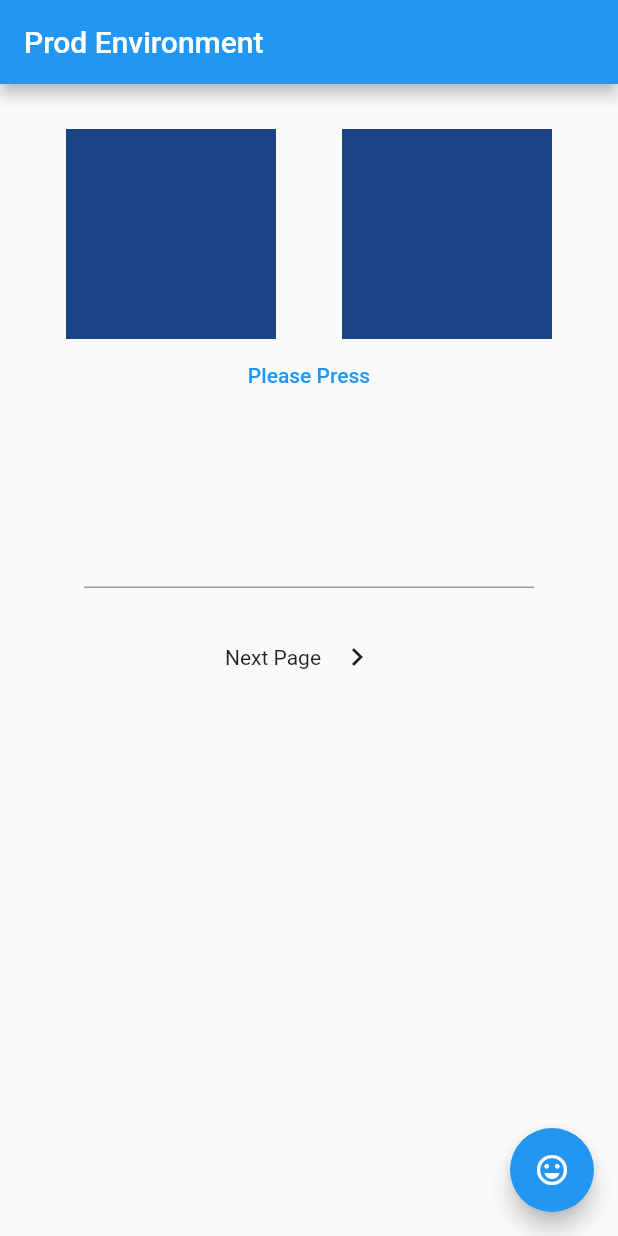
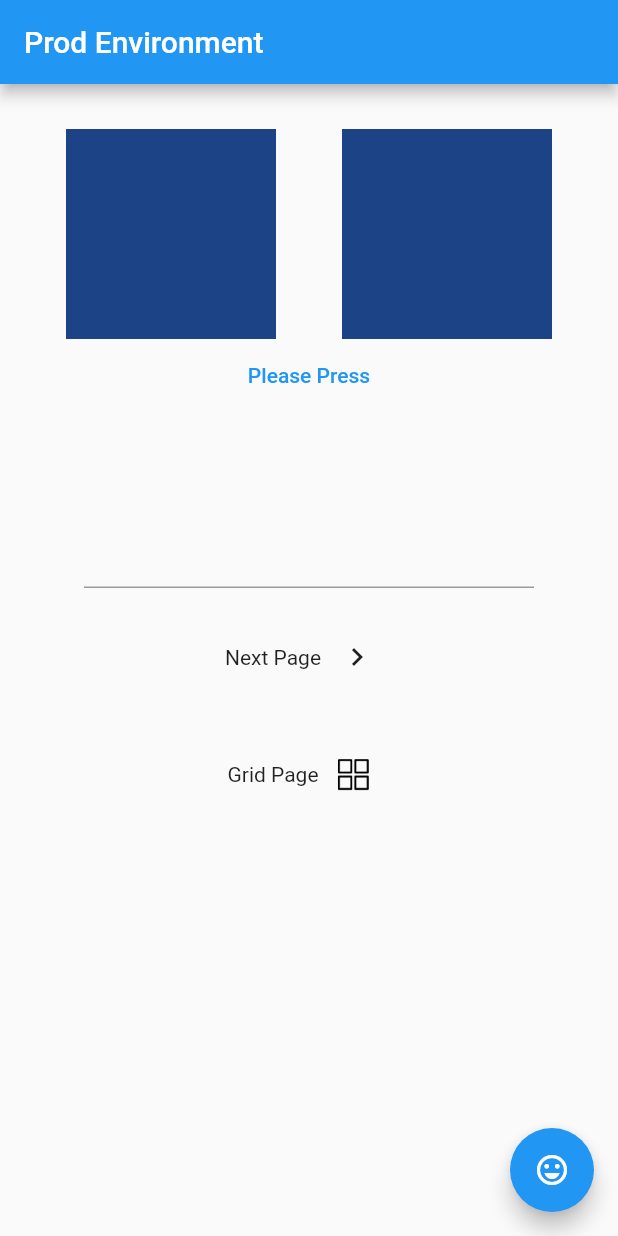
Before and after one commit to ilaydasavaser/key_sample, a Flutter app: the screen it shows after launch, on a phone screen of 412 x 824 dp. Run offline on Flutter 3.47's test engine with Material 2 defaults, Android fonts, the phone set to English and light mode, and no system bars.

Commit message:
grid asset

```diff
--- a/lib/main.dart
+++ b/lib/main.dart
@@ -3,17 +3,17 @@ import 'package:key_project/helper/differentPrintHelper.dart';
 import 'package:key_project/helper/printHelper.dart';
 import 'package:key_project/helper/uniqueColorGenerator.dart';
 import 'package:key_project/providers/appStateProvider.dart';
+import 'package:key_project/views/gridViewPage.dart';
 import 'package:key_project/views/secondPage.dart';
 import 'package:provider/provider.dart';
 import 'package:flutter/foundation.dart';
 
-void main()
-
-{
+void main() {
   runApp(
     MultiProvider(
       providers: [
-          ChangeNotifierProvider<AppStateProvider> (create: (context) => AppStateProvider()),
+        ChangeNotifierProvider<AppStateProvider>(
+            create: (context) => AppStateProvider()),
       ],
       child: MaterialApp(
         debugShowCheckedModeBanner: false,
@@ -21,9 +21,7 @@ void main()
       ),
     ),
   );
-
 }
-
 
 class PositionedTiles extends StatefulWidget {
   @override
@@ -45,10 +43,7 @@ class PositionedTilesState extends State<PositionedTiles> {
     ),
   ];
 
-late  AppStateProvider appStateProvider;
-
-
-
+  late AppStateProvider appStateProvider;
 
   @override
   Widget build(BuildContext context) {
@@ -114,6 +109,36 @@ appStateProvider = Provider.of<AppStateProvider>(context);
                   ),
                 ],
               ),
+              SizedBox(
+                height: 30,
+              ),
+              Row(
+                mainAxisAlignment: MainAxisAlignment.center,
+                children: [
+                  Text("Grid Page"),
+                  IconButton(
+                    onPressed: () {
+                      // navigate
+                      print("navigate to GridViewPage");
+                      Navigator.push(
+                        context,
+                        MaterialPageRoute(builder: (context) => GridViewPage()),
+                      );
+                    },
+                    icon: Container(
+                      width: 50,
+                      height: 50,
+                      decoration: BoxDecoration(
+                        image: DecorationImage(
+                          image: ExactAssetImage(
+                            "assets/icon/grid.png",
+                          ),
+                        ),
+                      ),
+                    ),
+                  ),
+                ],
+              )
             ],
           ),
         ),
--- a/pubspec.yaml
+++ b/pubspec.yaml
@@ -46,8 +46,8 @@ flutter:
   uses-material-design: true
 
   # To add assets to your application, add an assets section, like this:
-  # assets:
-  #   - images/a_dot_burr.jpeg
+  assets:
+    - assets/icon/
   #   - images/a_dot_ham.jpeg
 
   # An image asset can refer to one or more resolution-specific "variants", see
```
Also changed, not shown: lib/views/gridViewPage.dart (added, +18 -0 lines), assets/icon/grid.png (added). Lines whose indentation alone changed are shown as unchanged.
